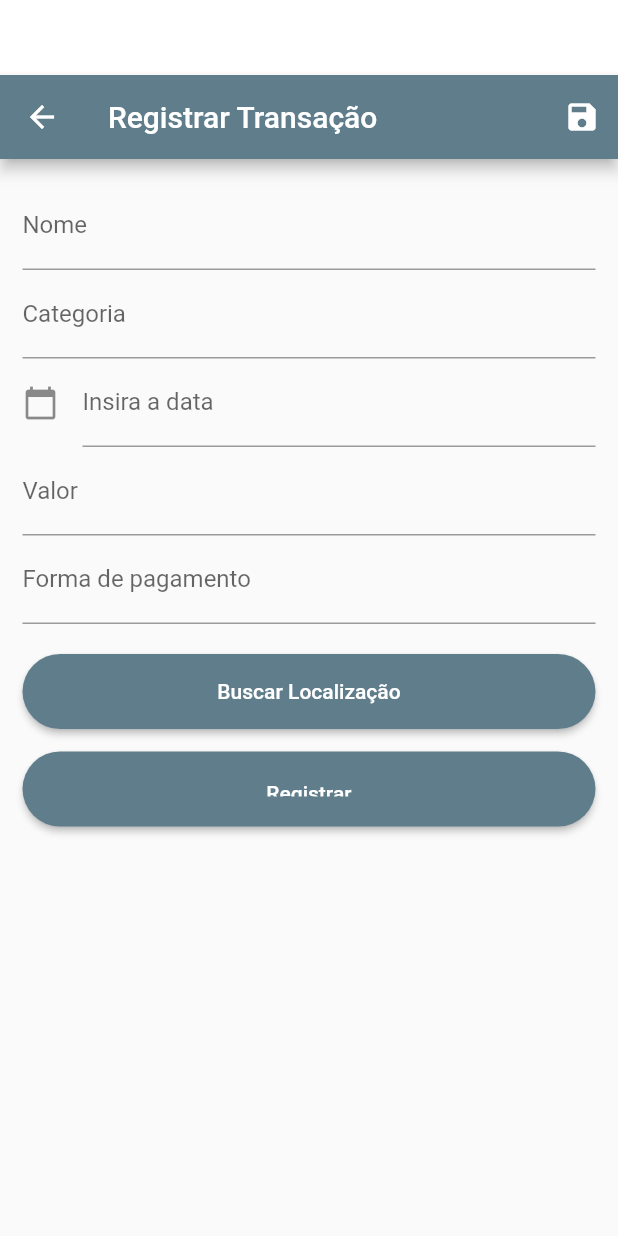
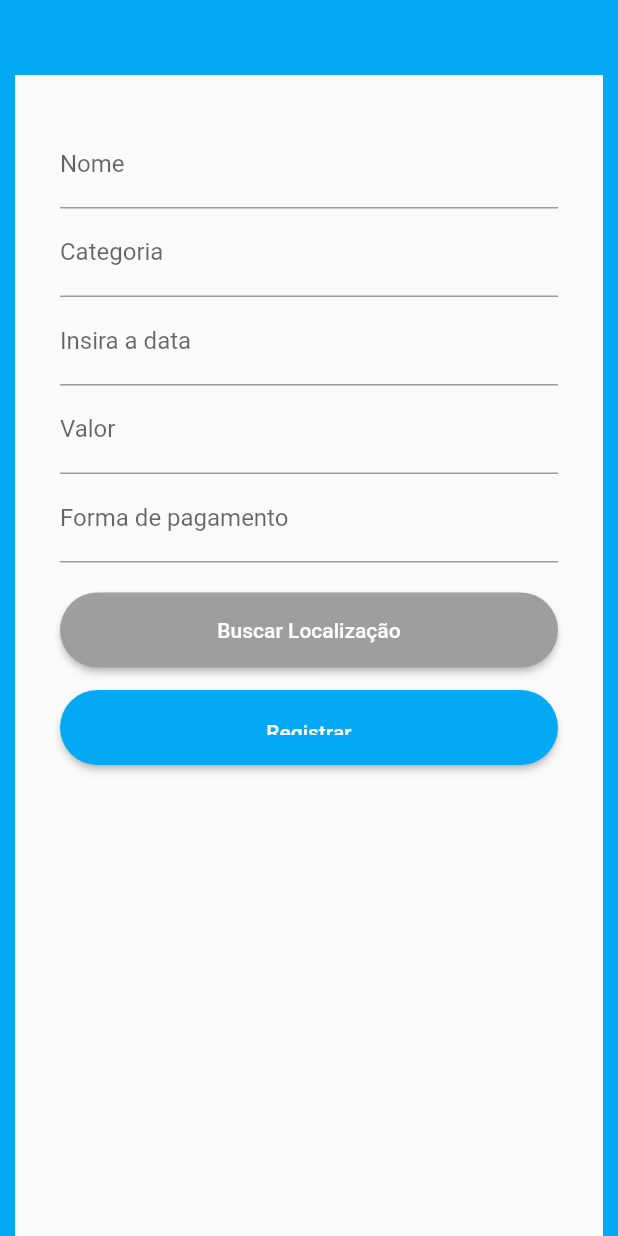
Before and after one commit to ICEI-PUC-Minas-PPLES-TI/plf-es-2022-2-ti5-5104100-financas-pessoais, a Flutter app: the TransacaoFormPage screen opened directly, on a phone screen of 412 x 824 dp. Run offline on Flutter 3.47's test engine with Material 2 defaults, Android fonts, the phone set to English and light mode, and no system bars; our stand-ins replace percent_indicator, shared_preferences, toggle_switch; missing offline and left inert: curved_nav_bar, dart:ffi; accounts and stored records are empty.

Commit message:
feat: Atualização Tela Registrar Transações

```diff
--- a/codigo/mobile/we_budget/lib/components/date_picker.dart
+++ b/codigo/mobile/we_budget/lib/components/date_picker.dart
@@ -23,7 +23,7 @@ class _DatePicker extends State<DatePicker> {
                   controller: dateInput,
                   //editing controller of this TextField
                   decoration: InputDecoration(
-                      icon: Icon(Icons.calendar_today), //icon of text field
+                      //icon: Icon(Icons.calendar_today), //icon of text field
                       labelText: "Insira a data" //label text of field
                   ),
                   readOnly: true,
--- a/codigo/mobile/we_budget/lib/pages/registrar_transacao_page.dart
+++ b/codigo/mobile/we_budget/lib/pages/registrar_transacao_page.dart
@@ -93,19 +93,17 @@ class _TransacaoFormPageState extends State<TransacaoFormPage> {
     return Stack(
       children: [
         Container(
+        padding: const EdgeInsets.only(left: 10.0, top: 0.0, right: 10.0, bottom: 0.0),
+            decoration: const BoxDecoration(
+              color: Colors.lightBlue,
+              //borderRadius: BorderRadius.all(Radius.circular(15)),
+            ),
+        child: Container(
             margin: const EdgeInsetsDirectional.only(top: 50.0), //
             child: Scaffold(
-              appBar: AppBar(
-                title: const Text('Registrar Transação'),
-                actions: [
-                  IconButton(
-                    onPressed: _submitForm,
-                    icon: const Icon(Icons.save),
-                  )
-                ],
-              ),
               body: Padding(
-                padding: const EdgeInsets.all(15),
+                padding: const EdgeInsets.all(30),
+
                 child: Form(
                   key: _formKey,
                   child: ListView(
@@ -218,11 +216,11 @@ class _TransacaoFormPageState extends State<TransacaoFormPage> {
                         child: ElevatedButton(
                           // onPressed: _submit,
                           style: ElevatedButton.styleFrom(
+                            primary: Colors.grey,
                             shape: RoundedRectangleBorder(
                               borderRadius: BorderRadius.circular(30),
                             ),
                             fixedSize: const Size(290, 50),
-                            //backgroundColor: Theme.of(context).colorScheme.primary,
                           ),
                           onPressed: () {},
                           child: Text('Buscar Localização'),
@@ -233,6 +231,7 @@ class _TransacaoFormPageState extends State<TransacaoFormPage> {
                         child: ElevatedButton(
                           // onPressed: _submit,
                           style: ElevatedButton.styleFrom(
+                            primary: Colors.lightBlue,
                             shape: RoundedRectangleBorder(
                               borderRadius: BorderRadius.circular(30),
                             ),
@@ -251,7 +250,7 @@ class _TransacaoFormPageState extends State<TransacaoFormPage> {
                   ),
                 ),
               ),
-            )),
+            ))),
       ],
     );
   }
```
Also changed, not shown: 1 other file.
